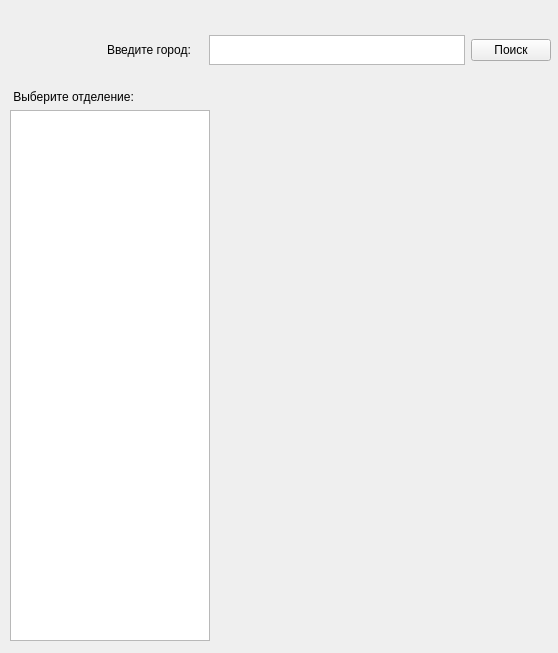
The window that Programming Basics/lab_2/branches.ui (ArPaSokolov/labs_term_04) describes before a commit, drawn with Qt 5.
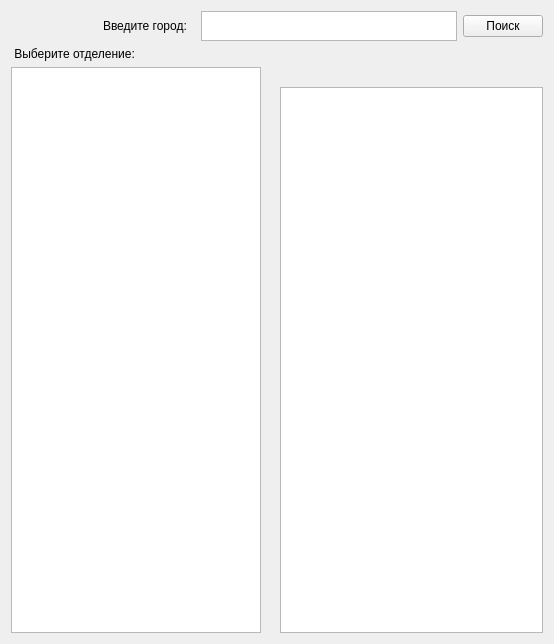
The same window after the commit.

Patch:
```diff
--- a/Programming Basics/lab_2/branches.ui
+++ b/Programming Basics/lab_2/branches.ui
@@ -6,8 +6,8 @@
    <rect>
     <x>0</x>
     <y>0</y>
-    <width>558</width>
-    <height>653</height>
+    <width>554</width>
+    <height>644</height>
    </rect>
   </property>
   <property name="windowTitle">
@@ -19,56 +19,8 @@
   <property name="layoutDirection">
    <enum>Qt::LeftToRight</enum>
   </property>
-  <widget class="QWidget" name="gridLayoutWidget">
-   <property name="geometry">
-    <rect>
-     <x>10</x>
-     <y>90</y>
-     <width>541</width>
-     <height>551</height>
-    </rect>
-   </property>
-   <layout class="QGridLayout" name="gridLayout_3">
-    <item row="2" column="0">
-     <widget class="QListWidget" name="filialsList">
-      <property name="sizePolicy">
-       <sizepolicy hsizetype="Expanding" vsizetype="Expanding">
-        <horstretch>0</horstretch>
-        <verstretch>0</verstretch>
-       </sizepolicy>
-      </property>
-      <property name="maximumSize">
-       <size>
-        <width>200</width>
-        <height>16777215</height>
-       </size>
-      </property>
-     </widget>
-    </item>
-    <item row="0" column="0">
-     <widget class="QLabel" name="label_2">
-      <property name="sizePolicy">
-       <sizepolicy hsizetype="Expanding" vsizetype="Preferred">
-        <horstretch>0</horstretch>
-        <verstretch>0</verstretch>
-       </sizepolicy>
-      </property>
-      <property name="text">
-       <string> Выберите отделение:</string>
-      </property>
-     </widget>
-    </item>
-   </layout>
-  </widget>
-  <widget class="QWidget" name="gridLayoutWidget_2">
-   <property name="geometry">
-    <rect>
-     <x>10</x>
-     <y>10</y>
-     <width>541</width>
-     <height>81</height>
-    </rect>
-   </property>
+  <layout class="QGridLayout" name="gridLayout">
+   <item row="0" column="0" colspan="2">
    <layout class="QGridLayout" name="gridLayout_5">
     <item row="0" column="2">
      <widget class="QTextEdit" name="cityInput">
@@ -105,13 +57,6 @@
       </property>
      </widget>
     </item>
-    <item row="0" column="3">
-     <widget class="QPushButton" name="pushButton">
-      <property name="text">
-       <string>Поиск</string>
-      </property>
-     </widget>
-    </item>
     <item row="0" column="0">
      <spacer name="horizontalSpacer">
       <property name="orientation">
@@ -125,8 +70,70 @@
       </property>
      </spacer>
     </item>
-   </layout>
-  </widget>
+     <item row="0" column="3">
+      <widget class="QPushButton" name="pushButton">
+       <property name="text">
+        <string>Поиск</string>
+       </property>
+      </widget>
+     </item>
+    </layout>
+   </item>
+   <item row="1" column="0">
+    <layout class="QGridLayout" name="gridLayout_3">
+     <item row="0" column="0">
+      <widget class="QLabel" name="label_2">
+       <property name="sizePolicy">
+        <sizepolicy hsizetype="Expanding" vsizetype="Preferred">
+         <horstretch>0</horstretch>
+         <verstretch>0</verstretch>
+        </sizepolicy>
+       </property>
+       <property name="text">
+        <string> Выберите отделение:</string>
+       </property>
+      </widget>
+     </item>
+     <item row="1" column="0">
+      <widget class="QListWidget" name="filialsList">
+       <property name="sizePolicy">
+        <sizepolicy hsizetype="Expanding" vsizetype="Expanding">
+         <horstretch>0</horstretch>
+         <verstretch>0</verstretch>
+        </sizepolicy>
+       </property>
+       <property name="maximumSize">
+        <size>
+         <width>250</width>
+         <height>16777215</height>
+        </size>
+       </property>
+      </widget>
+     </item>
+    </layout>
+   </item>
+   <item row="1" column="1">
+    <layout class="QVBoxLayout" name="verticalLayout">
+     <item>
+      <widget class="QLabel" name="adress_label">
+       <property name="text">
+        <string/>
+       </property>
+      </widget>
+     </item>
+     <item>
+      <widget class="QLabel" name="time_label">
+       <property name="text">
+        <string/>
+       </property>
+      </widget>
+     </item>
+     <item>
+      <widget class="QTextEdit" name="exchangeList"/>
+     </item>
+    </layout>
+   </item>
+  </layout>
  </widget>
  <resources/>
  <connections/>
```
Lines whose indentation alone changed are shown as unchanged.
